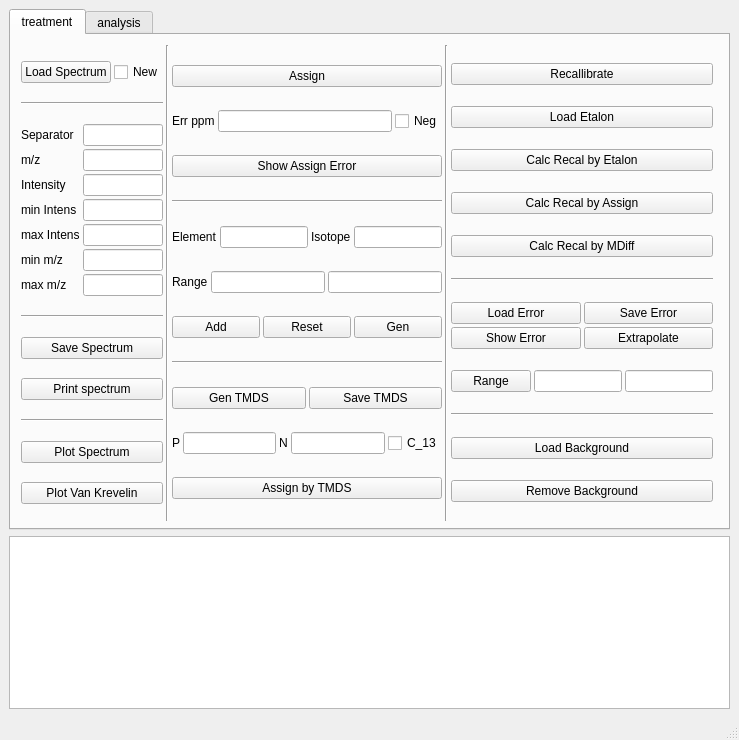
Qt form gui_design.ui (NOMspectra/NOMspectra) before a commit.
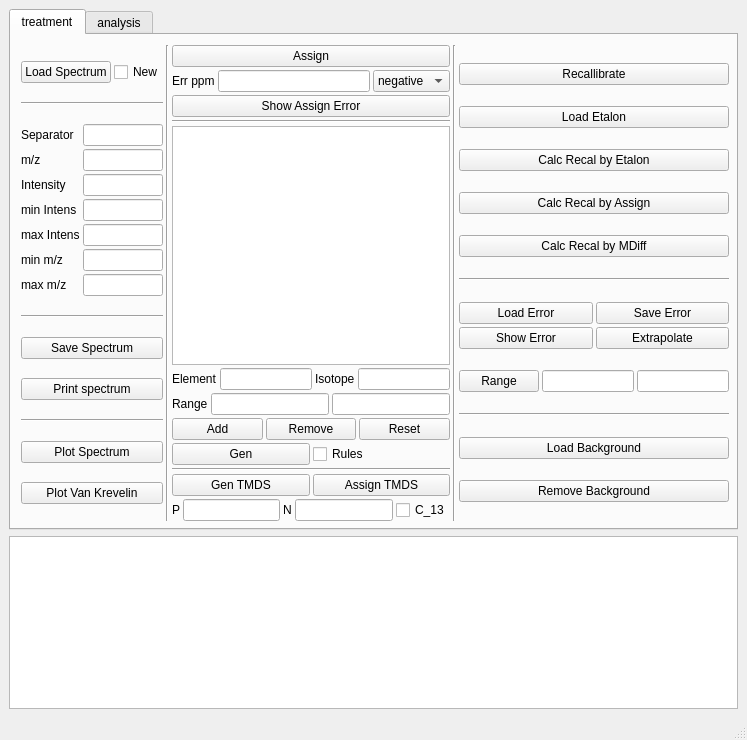
The same form after that commit. The open tabs and pages were chosen to show the change.

```diff
--- a/gui_design.ui
+++ b/gui_design.ui
@@ -6,7 +6,7 @@
    <rect>
     <x>0</x>
     <y>0</y>
-    <width>739</width>
+    <width>747</width>
     <height>740</height>
    </rect>
   </property>
@@ -42,7 +42,7 @@
          <rect>
           <x>10</x>
           <y>10</y>
-          <width>692</width>
+          <width>708</width>
           <height>476</height>
          </rect>
         </property>
@@ -230,10 +230,17 @@
               <widget class="QLineEdit" name="assign_error_ppm"/>
              </item>
              <item>
-              <widget class="QCheckBox" name="assign_neg">
-               <property name="text">
-                <string>Neg</string>
-               </property>
+              <widget class="QComboBox" name="mode">
+               <item>
+                <property name="text">
+                 <string>negative</string>
+                </property>
+               </item>
+               <item>
+                <property name="text">
+                 <string>positive</string>
+                </property>
+               </item>
               </widget>
              </item>
             </layout>
@@ -252,6 +259,9 @@
              </property>
             </widget>
            </item>
+           <item>
+            <widget class="QListWidget" name="listWidget_2"/>
+           </item>
            <item>
             <layout class="QHBoxLayout" name="horizontalLayout">
              <item>
@@ -302,6 +312,13 @@
                </property>
               </widget>
              </item>
+             <item>
+              <widget class="QPushButton" name="remove_element">
+               <property name="text">
+                <string>Remove</string>
+               </property>
+              </widget>
+             </item>
              <item>
               <widget class="QPushButton" name="reset_element">
                <property name="text">
@@ -309,6 +326,10 @@
                </property>
               </widget>
              </item>
+            </layout>
+           </item>
+           <item>
+            <layout class="QHBoxLayout" name="horizontalLayout_19">
              <item>
               <widget class="QPushButton" name="generate_gdf">
                <property name="text">
@@ -316,6 +337,13 @@
                </property>
               </widget>
              </item>
+             <item>
+              <widget class="QCheckBox" name="rules">
+               <property name="text">
+                <string>Rules</string>
+               </property>
+              </widget>
+             </item>
             </layout>
            </item>
            <item>
@@ -335,9 +363,9 @@
               </widget>
              </item>
              <item>
-              <widget class="QPushButton" name="save_tmds">
+              <widget class="QPushButton" name="assign_tmds">
                <property name="text">
-                <string>Save TMDS</string>
+                <string>Assign TMDS</string>
                </property>
               </widget>
              </item>
@@ -382,13 +410,6 @@
              </item>
             </layout>
            </item>
-           <item>
-            <widget class="QPushButton" name="assign_tmds">
-             <property name="text">
-              <string>Assign by TMDS</string>
-             </property>
-            </widget>
-           </item>
           </layout>
          </item>
          <item>
```
Left out of the diff: 12 changed lines with no effect on the pictures.
